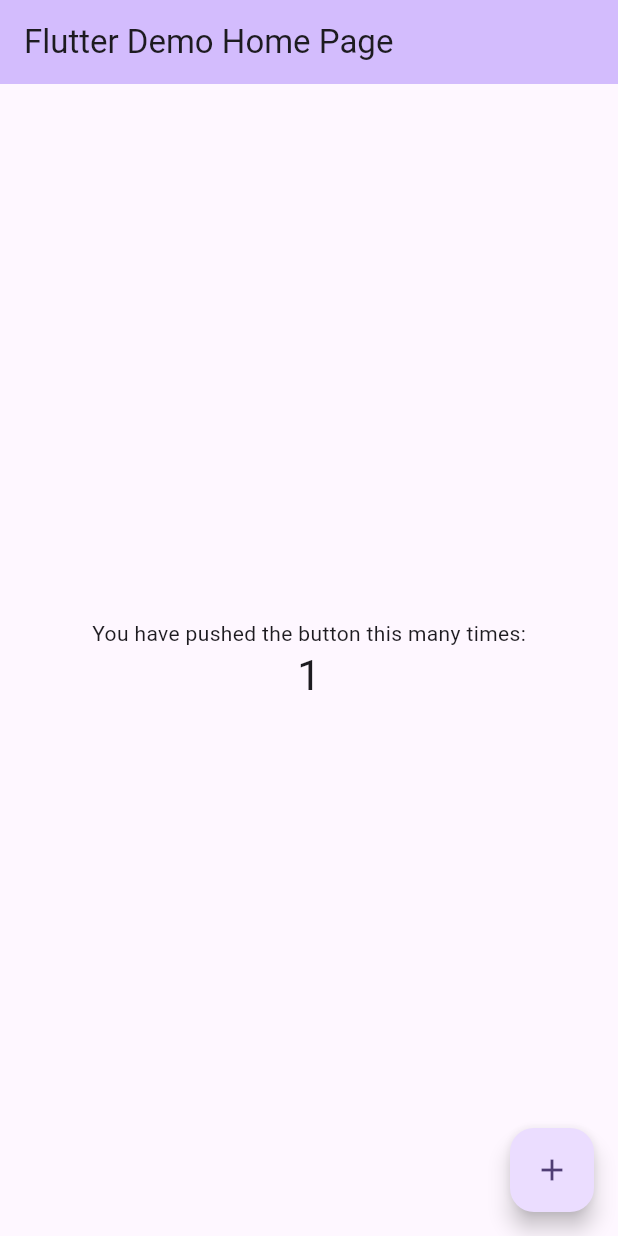
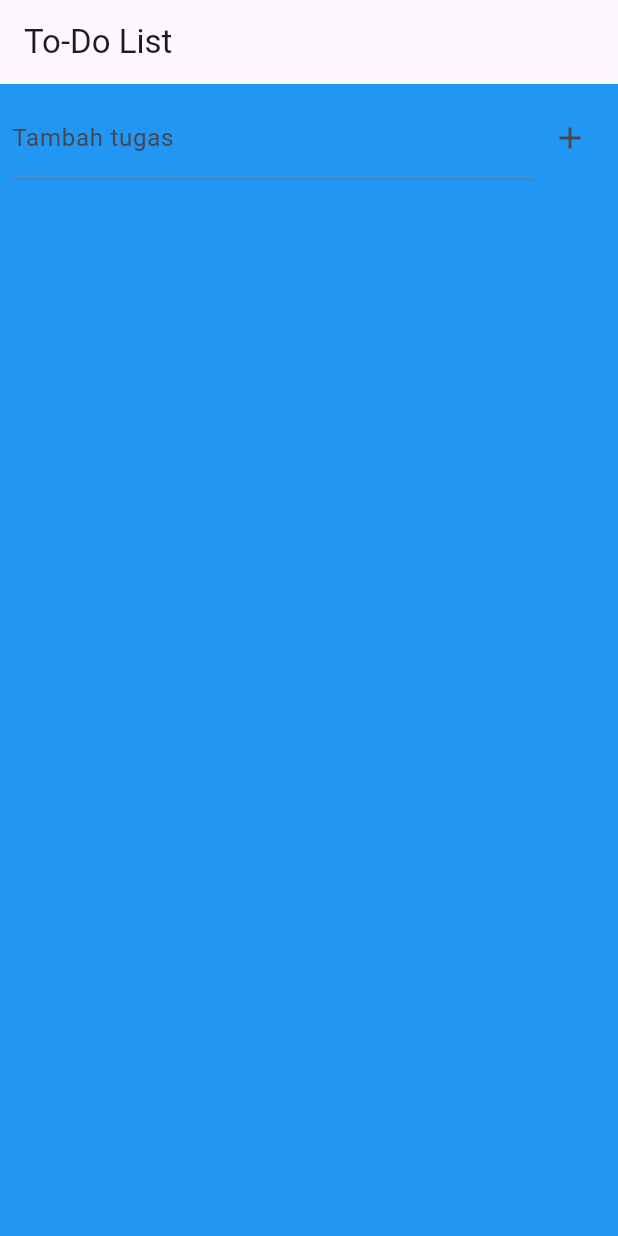
Before and after one commit to maftuhah0813/tugas-todolist, a Flutter app: the screen it shows after launch, after a tap on the "add" icon, on a phone screen of 412 x 824 dp. Run offline on Flutter 3.47's test engine with Material 3 defaults, Android fonts, the light colour scheme and no system bars; our stand-ins replace shared_preferences.

Commit message:
menambahkan kode

```diff
--- a/lib/main.dart
+++ b/lib/main.dart
@@ -1,122 +1,144 @@
 import 'package:flutter/material.dart';
+import 'package:shared_preferences/shared_preferences.dart';
+import 'dart:convert';
 
-void main() {
-  runApp(const MyApp());
+void main() => runApp(ToDoApp());
+
+class ToDoItem {
+  String title;
+  bool isDone;
+
+  ToDoItem(this.title, this.isDone);
+
+  Map<String, dynamic> toMap() {
+    return {'title': title, 'isDone': isDone};
+  }
+
+  factory ToDoItem.fromMap(Map<String, dynamic> map) {
+    return ToDoItem(map['title'], map['isDone']);
+  }
 }
 
-class MyApp extends StatelessWidget {
-  const MyApp({super.key});
+class ToDoApp extends StatelessWidget {
+  const ToDoApp({Key? key}) : super(key: key);
 
-  // This widget is the root of your application.
   @override
   Widget build(BuildContext context) {
     return MaterialApp(
-      title: 'Flutter Demo',
-      theme: ThemeData(
-        // This is the theme of your application.
-        //
-        // TRY THIS: Try running your application with "flutter run". You'll see
-        // the application has a purple toolbar. Then, without quitting the app,
-        // try changing the seedColor in the colorScheme below to Colors.green
-        // and then invoke "hot reload" (save your changes or press the "hot
-        // reload" button in a Flutter-supported IDE, or press "r" if you used
-        // the command line to start the app).
-        //
-        // Notice that the counter didn't reset back to zero; the application
-        // state is not lost during the reload. To reset the state, use hot
-        // restart instead.
-        //
-        // This works for code too, not just values: Most code changes can be
-        // tested with just a hot reload.
-        colorScheme: ColorScheme.fromSeed(seedColor: Colors.deepPurple),
-      ),
-      home: const MyHomePage(title: 'Flutter Demo Home Page'),
+      title: 'To-Do List',
+      theme: ThemeData(primarySwatch: Colors.blue),
+      home: ToDoHome(),
     );
   }
 }
 
-class MyHomePage extends StatefulWidget {
-  const MyHomePage({super.key, required this.title});
-
-  // This widget is the home page of your application. It is stateful, meaning
-  // that it has a State object (defined below) that contains fields that affect
-  // how it looks.
-
-  // This class is the configuration for the state. It holds the values (in this
-  // case the title) provided by the parent (in this case the App widget) and
-  // used by the build method of the State. Fields in a Widget subclass are
-  // always marked "final".
-
-  final String title;
+class ToDoHome extends StatefulWidget {
+  const ToDoHome({Key? key}) : super(key: key);
 
   @override
-  State<MyHomePage> createState() => _MyHomePageState();
+  ToDoHomeState createState() => ToDoHomeState();
 }
 
-class _MyHomePageState extends State<MyHomePage> {
-  int _counter = 0;
+class ToDoHomeState extends State<ToDoHome> {
+  List<ToDoItem> _todos = [];
+  final TextEditingController _controller = TextEditingController();
 
-  void _incrementCounter() {
+  @override
+  void initState() {
+    super.initState();
+    _loadTodos();
+  }
+
+  void _loadTodos() async {
+    final prefs = await SharedPreferences.getInstance();
+    final data = prefs.getString('todo_list');
+    if (data != null) {
+      final List list = jsonDecode(data);
+      setState(() {
+        _todos = list.map((e) => ToDoItem.fromMap(e)).toList();
+      });
+    }
+  }
+
+  void _saveTodos() async {
+    final prefs = await SharedPreferences.getInstance();
+    final data = jsonEncode(_todos.map((e) => e.toMap()).toList());
+    prefs.setString('todo_list', data);
+  }
+
+  void _addTodo() {
+    if (_controller.text.isNotEmpty) {
+      setState(() {
+        _todos.add(ToDoItem(_controller.text, false));
+        _controller.clear();
+        _saveTodos();
+      });
+    }
+  }
+
+  void _toggleTodo(int index) {
     setState(() {
-      // This call to setState tells the Flutter framework that something has
-      // changed in this State, which causes it to rerun the build method below
-      // so that the display can reflect the updated values. If we changed
-      // _counter without calling setState(), then the build method would not be
-      // called again, and so nothing would appear to happen.
-      _counter++;
+      _todos[index].isDone = !_todos[index].isDone;
+      _saveTodos();
+    });
+  }
+
+  void _removeTodo(int index) {
+    setState(() {
+      _todos.removeAt(index);
+      _saveTodos();
     });
   }
 
   @override
   Widget build(BuildContext context) {
-    // This method is rerun every time setState is called, for instance as done
-    // by the _incrementCounter method above.
-    //
-    // The Flutter framework has been optimized to make rerunning build methods
-    // fast, so that you can just rebuild anything that needs updating rather
-    // than having to individually change instances of widgets.
     return Scaffold(
-      appBar: AppBar(
-        // TRY THIS: Try changing the color here to a specific color (to
-        // Colors.amber, perhaps?) and trigger a hot reload to see the AppBar
-        // change color while the other colors stay the same.
-        backgroundColor: Theme.of(context).colorScheme.inversePrimary,
-        // Here we take the value from the MyHomePage object that was created by
-        // the App.build method, and use it to set our appbar title.
-        title: Text(widget.title),
+      backgroundColor: Colors.blue,
+      appBar: AppBar(title: Text('To-Do List')),
+      body: Column(
+        children: [
+          Padding(
+            padding: const EdgeInsets.all(8.0),
+            child: Row(
+              children: [
+                Expanded(
+                  child: TextField(
+                    controller: _controller,
+                    decoration: InputDecoration(labelText: 'Tambah tugas'),
+                  ),
+                ),
+                IconButton(icon: Icon(Icons.add), onPressed: _addTodo),
+              ],
+            ),
+          ),
+          Expanded(
+            child: ListView.builder(
+              itemCount: _todos.length,
+              itemBuilder:
+                  (context, index) => ListTile(
+                    title: Text(
+                      _todos[index].title,
+                      style: TextStyle(
+                        color: Colors.white,
+                        decoration:
+                            _todos[index].isDone
+                                ? TextDecoration.lineThrough
+                                : TextDecoration.none,
+                      ),
+                    ),
+                    leading: Checkbox(
+                      value: _todos[index].isDone,
+                      onChanged: (value) => _toggleTodo(index),
+                    ),
+                    trailing: IconButton(
+                      icon: Icon(Icons.delete),
+                      onPressed: () => _removeTodo(index),
+                    ),
+                  ),
+            ),
+          ),
+        ],
       ),
-      body: Center(
-        // Center is a layout widget. It takes a single child and positions it
-        // in the middle of the parent.
-        child: Column(
-          // Column is also a layout widget. It takes a list of children and
-          // arranges them vertically. By default, it sizes itself to fit its
-          // children horizontally, and tries to be as tall as its parent.
-          //
-          // Column has various properties to control how it sizes itself and
-          // how it positions its children. Here we use mainAxisAlignment to
-          // center the children vertically; the main axis here is the vertical
-          // axis because Columns are vertical (the cross axis would be
-          // horizontal).
-          //
-          // TRY THIS: Invoke "debug painting" (choose the "Toggle Debug Paint"
-          // action in the IDE, or press "p" in the console), to see the
-          // wireframe for each widget.
-          mainAxisAlignment: MainAxisAlignment.center,
-          children: <Widget>[
-            const Text('You have pushed the button this many times:'),
-            Text(
-              '$_counter',
-              style: Theme.of(context).textTheme.headlineMedium,
-            ),
-          ],
-        ),
-      ),
-      floatingActionButton: FloatingActionButton(
-        onPressed: _incrementCounter,
-        tooltip: 'Increment',
-        child: const Icon(Icons.add),
-      ), // This trailing comma makes auto-formatting nicer for build methods.
     );
   }
 }
--- a/pubspec.yaml
+++ b/pubspec.yaml
@@ -30,6 +30,8 @@ environment:
 dependencies:
   flutter:
     sdk: flutter
+  shared_preferences: ^2.2.2
+
 
   # The following adds the Cupertino Icons font to your application.
   # Use with the CupertinoIcons class for iOS style icons.
```
Also changed, not shown: pubspec.lock, 2 other files.
